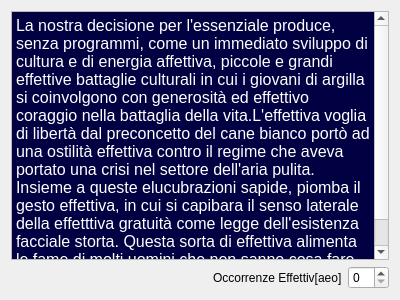
Above: test2/panel2test2.ui from kele23/IUM before the change. Below: the same form after it.
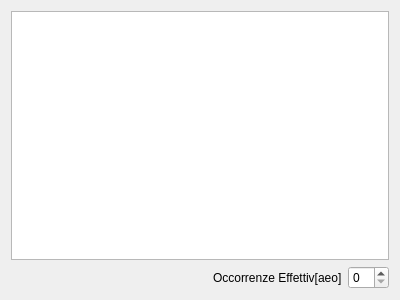
That is the form after the change.

The edit to the form file:
```diff
--- a/test2/panel2test2.ui
+++ b/test2/panel2test2.ui
@@ -23,8 +23,8 @@
       <string>&lt;!DOCTYPE HTML PUBLIC &quot;-//W3C//DTD HTML 4.0//EN&quot; &quot;http://www.w3.org/TR/REC-html40/strict.dtd&quot;&gt;
 &lt;html&gt;&lt;head&gt;&lt;meta name=&quot;qrichtext&quot; content=&quot;1&quot; /&gt;&lt;style type=&quot;text/css&quot;&gt;
 p, li { white-space: pre-wrap; }
-&lt;/style&gt;&lt;/head&gt;&lt;body style=&quot; font-family:'Ubuntu'; font-size:11pt; font-weight:400; font-style:normal;&quot; bgcolor=&quot;#000042&quot;&gt;
-&lt;p style=&quot; margin-top:0px; margin-bottom:0px; margin-left:0px; margin-right:0px; -qt-block-indent:0; text-indent:0px;&quot;&gt;&lt;span style=&quot; font-size:12pt; color:#ffffff;&quot;&gt;La nostra decisione per l'essenziale produce, senza programmi, come un immediato sviluppo di cultura e di energia affettiva, piccole e grandi effettive battaglie culturali in cui i giovani di argilla si coinvolgono con generosità ed effettivo coraggio nella battaglia della vita.L'effettiva voglia di libertà dal preconcetto del cane bianco portò ad una ostilità effettiva contro il regime che aveva portato una crisi nel settore dell'aria pulita. Insieme a queste elucubrazioni sapide, piomba il gesto effettiva, in cui si capibara il senso laterale della effetttiva gratuità come legge dell'esistenza facciale storta. Questa sorta di effettiva alimenta le fame di molti uomini che non sanno cosa fare durante la lunga giornata.&lt;/span&gt;&lt;/p&gt;&lt;/body&gt;&lt;/html&gt;</string>
+&lt;/style&gt;&lt;/head&gt;&lt;body style=&quot; font-family:'Ubuntu'; font-size:11pt; font-weight:400; font-style:normal;&quot;&gt;
+&lt;p style=&quot;-qt-paragraph-type:empty; margin-top:0px; margin-bottom:0px; margin-left:0px; margin-right:0px; -qt-block-indent:0; text-indent:0px;&quot;&gt;&lt;br /&gt;&lt;/p&gt;&lt;/body&gt;&lt;/html&gt;</string>
      </property>
     </widget>
    </item>
```
